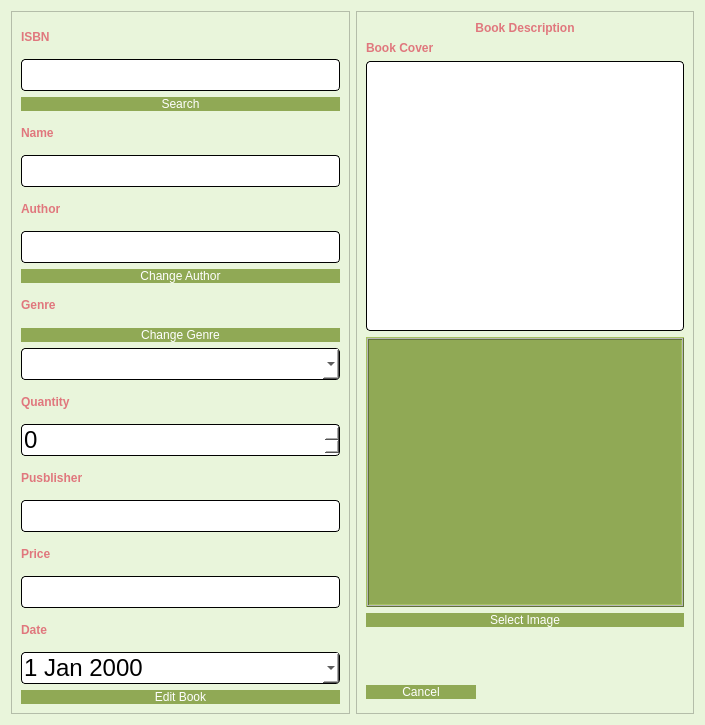
This is editBook.ui in salmajaghoua23/Library as Qt 5 draws it before an edit. The edited form follows.
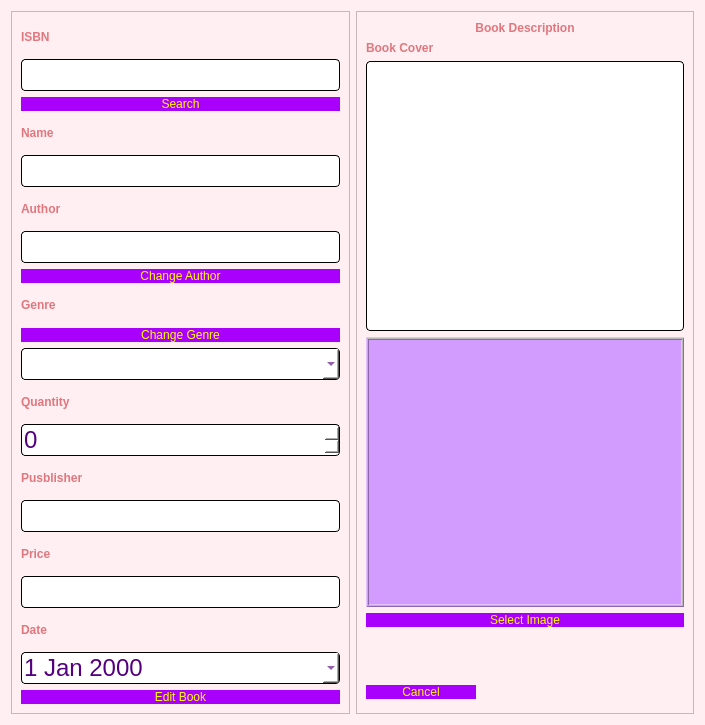
This is the edited form.

```diff
--- a/editBook.ui
+++ b/editBook.ui
@@ -14,7 +14,7 @@
    <string>Dialog</string>
   </property>
   <property name="styleSheet">
-   <string notr="true">background-color:#e9f5db</string>
+   <string notr="true">background-color:rgb(255, 239, 242)</string>
   </property>
   <layout class="QHBoxLayout" name="horizontalLayout_5">
    <item>
@@ -46,7 +46,7 @@
 	background-color: rgb(255, 255, 255);
 	 border: 1px  solid;
      border-radius: 4px;
-	font: 24px
+	font: 24px;color:rgb(85, 0, 127);
 }</string>
           </property>
          </widget>
@@ -56,31 +56,23 @@
       <item>
        <widget class="QPushButton" name="searchBtn">
         <property name="styleSheet">
-         <string notr="true">QPushButton{
-color: rgb(255, 255, 255);
-font: 14pt &quot;georgia&quot;;
-padding : 0 8px;
-background: #90a955;
-border-radius:10px;
+         <string notr="true">QPushButton
+{ 
+	border-radius:15px;
+	font: 16pt &quot;georgia&quot;;
+	background-color:rgb(168, 0, 252);
+	padding : 0 4px;
+	border-radius:20px;
+	color:rgb(255, 255, 0)
 }
+
+
 QPushButton:hover:!pressed
 
 {
 background:#e0777d;
 }
-QToolButton
-{
-
-border-radius:10px;
-bacground:red;
-color:red;
-}
-
-QPushButton:pressed
-{
-              font-size: 19px;
-              transition: 0.9s; 
-}</string>
+</string>
         </property>
         <property name="text">
          <string>Search</string>
@@ -105,7 +97,7 @@
 	background-color: rgb(255, 255, 255);
 	 border: 1px  solid;
      border-radius: 4px;
-	font: 24px
+	font: 24px;color:rgb(85, 0, 127);
 }</string>
         </property>
        </widget>
@@ -133,7 +125,7 @@
 	background-color: rgb(255, 255, 255);
 	 border: 1px  solid;
      border-radius: 4px;
-	font: 24px
+	font: 24px;color:rgb(85, 0, 127);
 }</string>
           </property>
          </widget>
@@ -143,31 +135,23 @@
       <item>
        <widget class="QPushButton" name="changeAuthorBtn">
         <property name="styleSheet">
-         <string notr="true">QPushButton{
-color: rgb(255, 255, 255);
-font: 14pt &quot;georgia&quot;;
-padding : 0 8px;
-background: #90a955;
-border-radius:10px;
+         <string notr="true">QPushButton
+{ 
+	border-radius:15px;
+	font: 16pt &quot;georgia&quot;;
+	background-color:rgb(168, 0, 252);
+	padding : 0 4px;
+	border-radius:20px;
+	color:rgb(255, 255, 0)
 }
+
+
 QPushButton:hover:!pressed
 
 {
 background:#e9f5db;
 }
-QToolButton
-{
-
-border-radius:10px;
-bacground:red;
-color:red;
-}
-
-QPushButton:pressed
-{
-              font-size: 19px;
-              transition: 0.9s; 
-}</string>
+</string>
         </property>
         <property name="text">
          <string>Change Author</string>
@@ -190,31 +174,23 @@
         <item>
          <widget class="QPushButton" name="changeGenreBtn">
           <property name="styleSheet">
-           <string notr="true">QPushButton{
-color: rgb(255, 255, 255);
-font: 10pt &quot;georgia&quot;;
-padding : 0 8px;
-background: #90a955;
-border-radius:10px;
+           <string notr="true">QPushButton
+{ 
+	border-radius:15px;
+	font: 16pt &quot;georgia&quot;;
+	background-color:rgb(168, 0, 252);
+	padding : 0 4px;
+	border-radius:20px;
+	color:rgb(255, 255, 0)
 }
+
+
 QPushButton:hover:!pressed
 
 {
 background:#e9f5db;
 }
-QToolButton
-{
-
-border-radius:10px;
-bacground:red;
-color:red;
-}
-
-QPushButton:pressed
-{
-              font-size: 19px;
-              transition: 0.9s; 
-}</string>
+</string>
           </property>
           <property name="text">
            <string>Change Genre</string>
@@ -233,7 +209,7 @@
 	background-color: rgb(255, 255, 255);
 	 border: 1px  solid;
      border-radius: 4px;
-	font: 24px
+	font: 24px;color:rgb(85, 0, 127);
 }</string>
         </property>
        </widget>
@@ -256,7 +232,7 @@
 	background-color: rgb(255, 255, 255);
 	 border: 1px  solid;
      border-radius: 4px;
-	font: 24px
+	font: 24px;color:rgb(85, 0, 127);
 }</string>
         </property>
         <property name="maximum">
@@ -285,7 +261,7 @@
 	background-color: rgb(255, 255, 255);
 	 border: 1px  solid;
      border-radius: 4px;
-	font: 24px
+	font: 24px;color:rgb(85, 0, 127);
 }</string>
         </property>
        </widget>
@@ -308,7 +284,7 @@
 	background-color: rgb(255, 255, 255);
 	 border: 1px  solid;
      border-radius: 4px;
-	font: 24px
+	font: 24px;color:rgb(85, 0, 127);
 }</string>
         </property>
        </widget>
@@ -331,7 +307,7 @@
 	background-color: rgb(255, 255, 255);
 	 border: 1px  solid;
      border-radius: 4px;
-	font: 24px
+	font: 24px;color:rgb(85, 0, 127);
 }</string>
         </property>
         <property name="calendarPopup">
@@ -342,33 +318,23 @@
       <item>
        <widget class="QPushButton" name="editBookBtn">
         <property name="styleSheet">
-         <string notr="true">QPushButton{
-color: rgb(255, 255, 255);
-font: 14pt &quot;georgia&quot;;
-color: #ffffff;
-border-radius:10px;
-padding : 0 8px;
-background: #90a955;
-border -radius:10px;
+         <string notr="true">QPushButton
+{ 
+	border-radius:15px;
+	font: 16pt &quot;georgia&quot;;
+	background-color:rgb(168, 0, 252);
+	padding : 0 4px;
+	border-radius:20px;
+	color:rgb(255, 255, 0)
 }
+
+
 QPushButton:hover:!pressed
 
 {
 background:#e0777d;
 }
-QToolButton
-{
-
-border-radius:10px;
-bacground:red;
-color:red;
-}
-
-QPushButton:pressed
-{
-              font-size: 19px;
-              transition: 0.9s; 
-}</string>
+</string>
         </property>
         <property name="text">
          <string>Edit Book</string>
@@ -435,7 +401,7 @@
            <enum>Qt::StrongFocus</enum>
           </property>
           <property name="styleSheet">
-           <string notr="true">background-color: #90a955;
+           <string notr="true">background-color: rgb(210, 156, 255);
 border-color: rgb(0, 0, 0);</string>
           </property>
           <property name="frameShape">
@@ -457,31 +423,23 @@
       <item>
        <widget class="QPushButton" name="selectImgBtn">
         <property name="styleSheet">
-         <string notr="true">QPushButton{
-color: rgb(255, 255, 255);
-font: 14pt &quot;georgia&quot;;
-border-radius:10px;
-padding : 0 8px;
-background: #90a955;
+         <string notr="true">QPushButton
+{ 
+	border-radius:15px;
+	font: 16pt &quot;georgia&quot;;
+	background-color:rgb(168, 0, 252);
+	padding : 0 4px;
+	border-radius:20px;
+	color:rgb(255, 255, 0)
 }
+
+
 QPushButton:hover:!pressed
 
 {
 background:#e0777d;
 }
-QToolButton
-{
-
-border-radius:10px;
-bacground:red;
-color:red;
-}
-
-QPushButton:pressed
-{
-              font-size: 19px;
-              transition: 0.9s; 
-}</string>
+</string>
         </property>
         <property name="text">
          <string>Select Image</string>
@@ -509,31 +467,23 @@
         <item>
          <widget class="QPushButton" name="cancelBtn">
           <property name="styleSheet">
-           <string notr="true">QPushButton{
-color: rgb(255, 255, 255);
-font: 14pt &quot;georgia&quot;;
-padding : 0 8px;
-background: #90a955;
-border-radius:10px;
+           <string notr="true">QPushButton
+{ 
+	border-radius:15px;
+	font: 16pt &quot;georgia&quot;;
+	background-color:rgb(168, 0, 252);
+	padding : 0 4px;
+	border-radius:20px;
+	color:rgb(255, 255, 0)
 }
+
+
 QPushButton:hover:!pressed
 
 {
 background:#e0777d;
 }
-QToolButton
-{
-
-border-radius:10px;
-bacground:red;
-color:red;
-}
-
-QPushButton:pressed
-{
-              font-size: 19px;
-              transition: 0.9s; 
-}</string>
+</string>
           </property>
           <property name="text">
            <string>Cancel</string>
```
Left out of the diff: 34 changed lines with no effect on the pictures.
